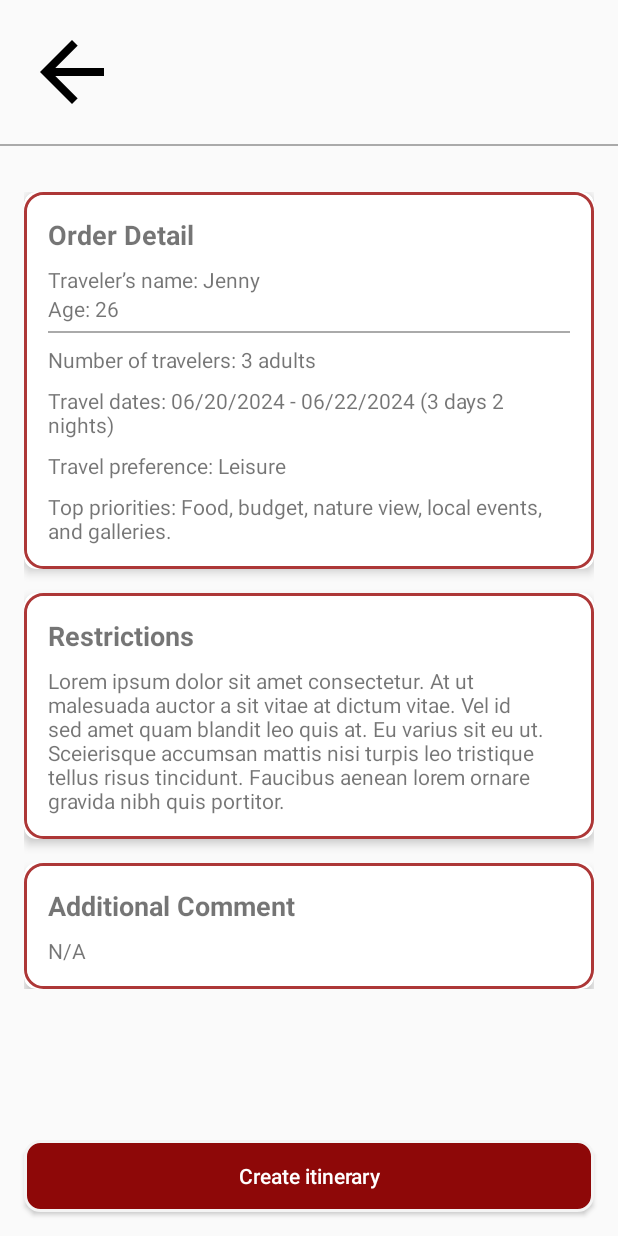
After one commit to ERICA-KBuddy/Client, an Android app: the createListingsActivity screen opened directly, with no data from a screen before it, on a phone screen of 412 x 824 dp. The commit adds this screen. Run offline under Robolectric (Android 15) with nearby library versions, the phone set to English and light mode, and no system bars.

Commit message:
[feat][Add createListingsActivity][brightalot]

```diff
--- a/app/src/main/AndroidManifest.xml
+++ b/app/src/main/AndroidManifest.xml
@@ -12,6 +12,9 @@
         android:supportsRtl="true"
         android:theme="@style/Theme.K_Buddy"
         tools:targetApi="31">
+        <activity
+            android:name=".ui.createListings.createListingsActivity"
+            android:exported="false" />
         <activity
             android:name=".ui.mainPage.MainPageActivity"
             android:exported="false"
--- /dev/null
+++ b/app/src/main/java/com/example/k_buddy/ui/createListings/createListingsActivity.kt
@@ -0,0 +1,12 @@
+package com.example.k_buddy.ui.createListings
+
+import androidx.appcompat.app.AppCompatActivity
+import android.os.Bundle
+import com.example.k_buddy.R
+
+class createListingsActivity : AppCompatActivity() {
+    override fun onCreate(savedInstanceState: Bundle?) {
+        super.onCreate(savedInstanceState)
+        setContentView(R.layout.activity_create_listings)
+    }
+}
--- a/app/src/main/res/drawable/onboard_card_border.xml
+++ b/app/src/main/res/drawable/onboard_card_border.xml
@@ -5,7 +5,7 @@
             <solid android:color="@android:color/transparent" />
             <stroke
                 android:width="2dp"
-                android:color="#FF0000"/> <!-- 원하는 테두리 색상으로 변경 -->
+                android:color="#AD3737"/> <!-- 원하는 테두리 색상으로 변경 -->
             <corners android:radius="12dp" /> <!-- 모서리 둥글게 설정 -->
         </shape>
     </item>
--- /dev/null
+++ b/app/src/main/res/layout/activity_create_listings.xml
@@ -0,0 +1,188 @@
+<?xml version="1.0" encoding="utf-8"?>
+<RelativeLayout xmlns:android="http://schemas.android.com/apk/res/android"
+    xmlns:app="http://schemas.android.com/apk/res-auto"
+    xmlns:tools="http://schemas.android.com/tools"
+    android:layout_width="match_parent"
+    android:layout_height="match_parent"
+    tools:context=".ui.createListings.createListingsActivity">
+
+    <!-- 상단의 뒤로가기 버튼 -->
+    <ImageButton
+        android:id="@+id/button_back"
+        android:layout_width="wrap_content"
+        android:layout_height="wrap_content"
+        android:layout_alignParentStart="true"
+        android:layout_marginStart="16dp"
+        android:layout_marginTop="16dp"
+        android:layout_marginEnd="16dp"
+        android:layout_marginBottom="16dp"
+        android:background="?attr/selectableItemBackgroundBorderless"
+        android:src="@drawable/arrow_back_black" />
+
+    <!-- 구분선 -->
+    <View
+        android:layout_width="match_parent"
+        android:layout_height="1dp"
+        android:background="@android:color/darker_gray"
+        android:layout_below="@id/button_back" />
+
+    <!-- 스크롤뷰 내부의 콘텐츠 -->
+    <ScrollView
+        android:layout_width="match_parent"
+        android:layout_height="match_parent"
+        android:layout_below="@id/button_back"
+        android:layout_marginTop="16dp"
+        android:padding="16dp">
+
+        <LinearLayout
+            android:layout_width="match_parent"
+            android:layout_height="wrap_content"
+            android:orientation="vertical">
+
+            <!-- 첫 번째 카드뷰 -->
+            <androidx.cardview.widget.CardView
+                android:layout_width="match_parent"
+                android:layout_height="wrap_content"
+                android:layout_marginBottom="16dp"
+                app:cardCornerRadius="8dp"
+                app:cardElevation="4dp">
+
+                <LinearLayout
+                    android:layout_width="match_parent"
+                    android:layout_height="wrap_content"
+                    android:background="@drawable/onboard_card_border"
+                    android:orientation="vertical"
+                    android:padding="16dp">
+
+                    <TextView
+                        android:id="@+id/text_order_detail"
+                        android:layout_width="wrap_content"
+                        android:layout_height="wrap_content"
+                        android:text="Order Detail"
+                        android:textSize="18sp"
+                        android:textStyle="bold" />
+
+                    <!-- Order Detail 내용 -->
+                    <TextView
+                        android:layout_width="wrap_content"
+                        android:layout_height="wrap_content"
+                        android:text="Traveler’s name: Jenny"
+                        android:paddingTop="8dp" />
+                    <TextView
+                        android:layout_width="wrap_content"
+                        android:layout_height="wrap_content"
+                        android:text="Age: 26"
+                        android:layout_marginBottom="5dp"/>
+
+                    <!-- 구분선 -->
+                    <View
+                        android:layout_width="match_parent"
+                        android:layout_height="1dp"
+                        android:background="@android:color/darker_gray"
+                        android:layout_below="@id/button_back" />
+
+                    <TextView
+                        android:layout_width="wrap_content"
+                        android:layout_height="wrap_content"
+                        android:text="Number of travelers: 3 adults"
+                        android:paddingTop="8dp" />
+                    <TextView
+                        android:layout_width="wrap_content"
+                        android:layout_height="wrap_content"
+                        android:text="Travel dates: 06/20/2024 - 06/22/2024 (3 days 2 nights)"
+                        android:paddingTop="8dp" />
+                    <TextView
+                        android:layout_width="wrap_content"
+                        android:layout_height="wrap_content"
+                        android:text="Travel preference: Leisure"
+                        android:paddingTop="8dp" />
+                    <TextView
+                        android:layout_width="wrap_content"
+                        android:layout_height="wrap_content"
+                        android:text="Top priorities: Food, budget, nature view, local events, and galleries."
+                        android:paddingTop="8dp" />
+
+                </LinearLayout>
+            </androidx.cardview.widget.CardView>
+
+            <!-- 두 번째 카드뷰 -->
+            <androidx.cardview.widget.CardView
+                android:layout_width="match_parent"
+                android:layout_height="wrap_content"
+                android:layout_marginBottom="16dp"
+                app:cardCornerRadius="8dp"
+                app:cardElevation="4dp">
+
+                <LinearLayout
+                    android:layout_width="match_parent"
+                    android:layout_height="wrap_content"
+                    android:orientation="vertical"
+                    android:background="@drawable/onboard_card_border"
+                    android:padding="16dp">
+
+                    <TextView
+                        android:id="@+id/text_restrictions"
+                        android:layout_width="wrap_content"
+                        android:layout_height="wrap_content"
+                        android:text="Restrictions"
+                        android:textSize="18sp"
+                        android:textStyle="bold" />
+
+                    <!-- Restrictions 내용 -->
+                    <TextView
+                        android:layout_width="wrap_content"
+                        android:layout_height="wrap_content"
+                        android:text="Lorem ipsum dolor sit amet consectetur. At ut malesuada auctor a sit vitae at dictum vitae. Vel id sed amet quam blandit leo quis at. Eu varius sit eu ut. Sceierisque accumsan mattis nisi turpis leo tristique tellus risus tincidunt. Faucibus aenean lorem ornare gravida nibh quis portitor."
+                        android:paddingTop="8dp" />
+
+                </LinearLayout>
+            </androidx.cardview.widget.CardView>
+
+            <!-- 세 번째 카드뷰 -->
+            <androidx.cardview.widget.CardView
+                android:layout_width="match_parent"
+                android:layout_height="wrap_content"
+                app:cardCornerRadius="8dp"
+                app:cardElevation="4dp">
+
+                <LinearLayout
+                    android:layout_width="match_parent"
+                    android:layout_height="wrap_content"
+                    android:orientation="vertical"
+                    android:background="@drawable/onboard_card_border"
+                    android:padding="16dp">
+
+                    <TextView
+                        android:id="@+id/text_additional_comment"
+                        android:layout_width="wrap_content"
+                        android:layout_height="wrap_content"
+                        android:text="Additional Comment"
+                        android:textSize="18sp"
+                        android:textStyle="bold" />
+
+                    <!-- Additional Comment 내용 -->
+                    <TextView
+                        android:layout_width="wrap_content"
+                        android:layout_height="wrap_content"
+                        android:text="N/A"
+                        android:paddingTop="8dp" />
+
+                </LinearLayout>
+            </androidx.cardview.widget.CardView>
+
+        </LinearLayout>
+    </ScrollView>
+
+    <!-- 하단의 버튼 -->
+    <Button
+        android:id="@+id/button_create_itinerary"
+        android:layout_width="match_parent"
+        android:layout_height="wrap_content"
+        android:text="Create itinerary"
+        android:textAllCaps="false"
+        android:background="@drawable/onboard_red_button"
+        android:textColor="@android:color/white"
+        android:layout_alignParentBottom="true"
+        android:layout_margin="16dp" />
+
+</RelativeLayout>
```
Also changed, not shown: app/src/main/res/drawable-nodpi/arrow_back_black.png (added).
